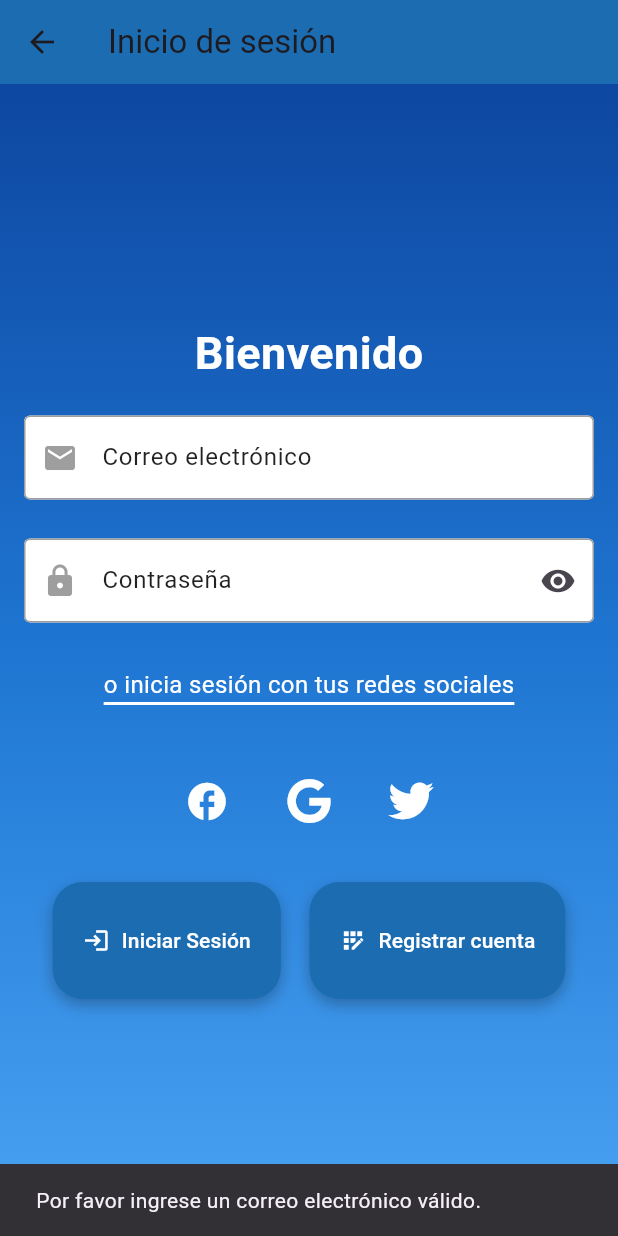
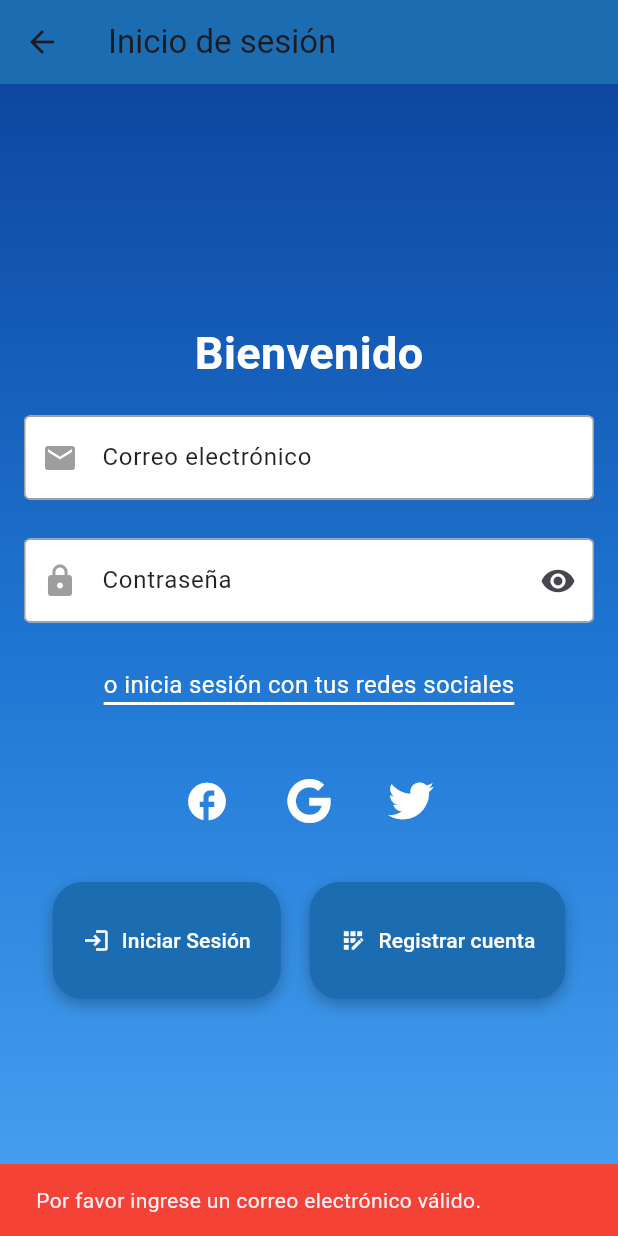
Before and after one commit to Jotaoesee/actividad3_app, a Flutter app: the Inicio screen opened by its route, after a tap on "Iniciar Sesión", on a phone screen of 412 x 824 dp. Run offline on Flutter 3.47's test engine with Material 3 defaults, Android fonts, the light colour scheme and no system bars; our stand-ins replace firebase_auth, firebase_core, font_awesome_flutter, image_picker; missing offline and left inert: image_picker_web; accounts and stored records are empty.

Commit message:
hago pequeños cambios visuales en todas las pantallas y lo dejo por hoy

```diff
--- a/lib/main.dart
+++ b/lib/main.dart
@@ -30,15 +30,12 @@ class MyApp extends StatelessWidget {
       ),
       initialRoute: '/splash', // Ruta inicial ahora es la pantalla Splash
       routes: {
-        '/splash': (context) =>  Splash(),
+        '/splash': (context) =>   const Home(),
         '/inicio': (context) => const Inicio(),
         '/registro': (context) => Registro(),
         '/home': (context) => const Home(),
         '/ajuste': (context) => const Ajuste(),
         '/perfilUsuario': (context) =>  const PerfilUsuario(),
-
-
-
       },
       debugShowCheckedModeBanner: false,
     );
--- a/lib/pantallas/ajuste.dart
+++ b/lib/pantallas/ajuste.dart
@@ -38,6 +38,9 @@ class _AjusteState extends State<Ajuste> {
       _tamanoTexto = 16.0;
       _esquemaColor = 'Azul';
     });
+    ScaffoldMessenger.of(context).showSnackBar(
+      const SnackBar(content: Text('Ajustes restablecidos')),
+    );
   }
 
   void _guardarAjustes() {
--- a/lib/pantallas/home.dart
+++ b/lib/pantallas/home.dart
@@ -94,17 +94,17 @@ class _HomeState extends State<Home> {
             leading: const Icon(Icons.logout),
             title: const Text('Cerrar sesión'),
             onTap: () {
+              // Aquí puedes añadir tu lógica de cierre de sesión
               Navigator.pushReplacement(
                 context,
                 MaterialPageRoute(builder: (context) => Splash()), // Ajusta la navegación de tu app
               );
-              print("Cerrar sesión");
+              print("Cerrar sesión"); // Aquí podrías llamar a FirebaseAuth o el sistema de autenticación que estés utilizando
             },
           ),
         ],
       ),
     );
-
   }
 
   // AppBar con el título que cambia según la pestaña seleccionada
--- a/lib/pantallas/inicio.dart
+++ b/lib/pantallas/inicio.dart
@@ -19,23 +19,26 @@ class _InicioState extends State<Inicio> {
   bool esContrasenaVisible = false;
   bool _isLoading = false; // Indicador de carga para inicio de sesión
 
+  // Expresión regular para validar el email
+  final RegExp emailRegExp = RegExp(r'^[a-zA-Z0-9._%+-]+@[a-zA-Z0-9.-]+\.[a-zA-Z]{2,4}$');
+
+  // Función de validación y autenticación
   void _validarYIniciarSesion() async {
     final email = controladorDeEmail.text.trim();
     final contrasena = controladorDeContrasena.text.trim();
 
-    if (email.isEmpty || !RegExp(r'^[a-zA-Z0-9._%+-]+@[a-zA-Z0-9.-]+\.[a-zA-Z]{2,4}$').hasMatch(email)) {
-      _mostrarError("Por favor ingrese un correo electrónico válido.");
+    if (email.isEmpty || !emailRegExp.hasMatch(email)) {
+      _mostrarMensaje("Por favor ingrese un correo electrónico válido.");
       return;
     }
 
     if (contrasena.isEmpty || contrasena.length < 6) {
-      _mostrarError("La contraseña debe tener al menos 6 caracteres.");
+      _mostrarMensaje("La contraseña debe tener al menos 6 caracteres.");
       return;
     }
 
-    // Iniciar sesión
     setState(() {
-      _isLoading = true; // Mostrar indicador de carga
+      _isLoading = true;
     });
 
     try {
@@ -43,39 +46,58 @@ class _InicioState extends State<Inicio> {
         email: email,
         password: contrasena,
       );
-
-      _mostrarExito("Inicio de sesión exitoso. Bienvenido, ${credential.user?.email}.");
-
+      _mostrarMensaje("Inicio de sesión exitoso. Bienvenido, ${credential.user?.email}.", isSuccess: true);
       Navigator.pushReplacement(
         context,
         MaterialPageRoute(builder: (context) => const Home()),
       );
     } on FirebaseAuthException catch (e) {
-      if (e.code == 'user-not-found') {
-        _mostrarError("No se encontró un usuario con ese correo.");
-      } else if (e.code == 'wrong-password') {
-        _mostrarError("Contraseña incorrecta.");
-      } else {
-        _mostrarError("Error: ${e.message}");
-      }
+      _mostrarMensaje("Error: ${e.message}");
     } catch (e) {
-      _mostrarError("Ocurrió un error inesperado.");
+      _mostrarMensaje("Ocurrió un error inesperado.");
     } finally {
       setState(() {
-        _isLoading = false; // Ocultar el indicador de carga
+        _isLoading = false;
       });
     }
   }
 
-  void _mostrarError(String mensaje) {
+  // Mostrar mensajes de error o éxito
+  void _mostrarMensaje(String mensaje, {bool isSuccess = false}) {
     ScaffoldMessenger.of(context).showSnackBar(
-      SnackBar(content: Text(mensaje)),
+      SnackBar(
+        content: Text(mensaje),
+        backgroundColor: isSuccess ? Colors.green : Colors.red,
+      ),
     );
   }
 
-  void _mostrarExito(String mensaje) {
-    ScaffoldMessenger.of(context).showSnackBar(
-      SnackBar(content: Text(mensaje), backgroundColor: Colors.green),
+  // Widget para los campos de texto
+  Widget _campoDeTexto({
+    required TextEditingController controlador,
+    required String labelText,
+    required IconData icono,
+    bool obscureText = false,
+    Widget? suffixIcon,
+  }) {
+    return TextField(
+      controller: controlador,
+      obscureText: obscureText,
+      decoration: InputDecoration(
+        filled: true,
+        fillColor: Colors.white,
+        labelText: labelText,
+        labelStyle: const TextStyle(color: Colors.black87),
+        prefixIcon: Icon(icono, color: Colors.grey),
+        suffixIcon: suffixIcon,
+        border: const OutlineInputBorder(),
+        enabledBorder: const OutlineInputBorder(
+          borderSide: BorderSide(color: Colors.grey),
+        ),
+        focusedBorder: const OutlineInputBorder(
+          borderSide: BorderSide(color: Colors.blue),
+        ),
+      ),
     );
   }
 
@@ -114,33 +136,17 @@ class _InicioState extends State<Inicio> {
                     ),
                   ),
                   const SizedBox(height: 20),
-                  TextField(
-                    controller: controladorDeEmail,
-                    decoration: const InputDecoration(
-                      filled: true,
-                      fillColor: Colors.white,
+                  _campoDeTexto(
+                    controlador: controladorDeEmail,
                     labelText: 'Correo electrónico',
-                      labelStyle: TextStyle(color: Colors.black87),
-                      prefixIcon: Icon(Icons.email, color: Colors.grey),
-                      border: OutlineInputBorder(),
-                      enabledBorder: OutlineInputBorder(
-                        borderSide: BorderSide(color: Colors.grey),
-                      ),
-                      focusedBorder: OutlineInputBorder(
-                        borderSide: BorderSide(color: Colors.blue),
-                      ),
-                    ),
+                    icono: Icons.email,
                   ),
                   const SizedBox(height: 26),
-                  TextField(
-                    controller: controladorDeContrasena,
+                  _campoDeTexto(
+                    controlador: controladorDeContrasena,
+                    labelText: 'Contraseña',
+                    icono: Icons.lock,
                     obscureText: !esContrasenaVisible,
-                    decoration: InputDecoration(
-                      filled: true,
-                      fillColor: Colors.white,
-                      labelText: 'Contraseña',
-                      labelStyle: const TextStyle(color: Colors.black87),
-                      prefixIcon: const Icon(Icons.lock, color: Colors.grey),
                     suffixIcon: IconButton(
                       icon: Icon(
                         esContrasenaVisible
@@ -152,14 +158,6 @@ class _InicioState extends State<Inicio> {
                           esContrasenaVisible = !esContrasenaVisible;
                         });
                       },
-                      ),
-                      border: const OutlineInputBorder(),
-                      enabledBorder: const OutlineInputBorder(
-                        borderSide: BorderSide(color: Colors.grey),
-                      ),
-                      focusedBorder: const OutlineInputBorder(
-                        borderSide: BorderSide(color: Colors.blue),
-                      ),
                     ),
                   ),
                   const SizedBox(height: 30),
@@ -225,7 +223,7 @@ class _InicioState extends State<Inicio> {
                       BotonPersonalizado(
                         texto: "Iniciar Sesión",
                         icono: Icons.login,
-                        alPresionar: _validarYIniciarSesion, // Llamar directamente a la función
+                        alPresionar: _validarYIniciarSesion,
                       ),
                       BotonPersonalizado(
                         texto: "Registrar cuenta",
@@ -248,10 +246,10 @@ class _InicioState extends State<Inicio> {
             const Positioned(
               left: 0,
               right: 0,
-              bottom: 120,
+              bottom: 0,
               child: Center(
                 child: CircularProgressIndicator(
-                  valueColor: AlwaysStoppedAnimation<Color>(Colors.white), // Color blanco
+                  valueColor: AlwaysStoppedAnimation<Color>(Colors.white),
                 ),
               ),
             ),
```
Also changed, not shown: lib/pantallas/registro.dart (+26 -18 lines), lib/pantallas/splash.dart (+16 -14 lines), lib/pantallas/perfil_usuario.dart (line endings or trailing spaces). Lines whose indentation alone changed are shown as unchanged.
